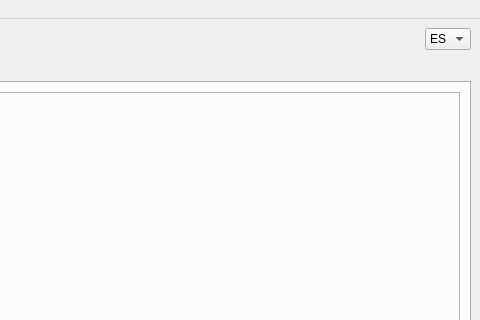
Qt form learnbot_dsl/learnbotCode/guis/interface.ui (robocomp/LearnBlock) before a commit; both pictures show x 475 to 955 and y 0 to 320 of the 955 by 796 pixel window.
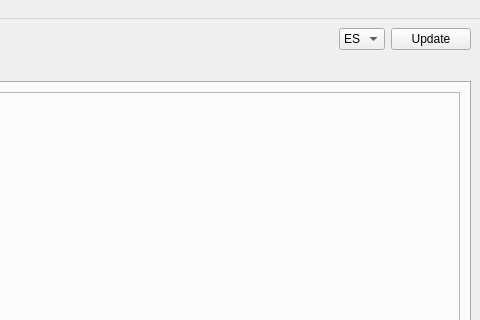
The same form after that commit.

Commit message: append AutoUpdate button

What changed in the file:
```diff
--- a/learnbot_dsl/learnbotCode/guis/interface.ui
+++ b/learnbot_dsl/learnbotCode/guis/interface.ui
@@ -116,6 +116,13 @@
         </item>
        </widget>
       </item>
+      <item>
+       <widget class="QPushButton" name="updatepushButton">
+        <property name="text">
+         <string>Update</string>
+        </property>
+       </widget>
+      </item>
      </layout>
     </item>
     <item>
```
The commit also changes 1 other file.
